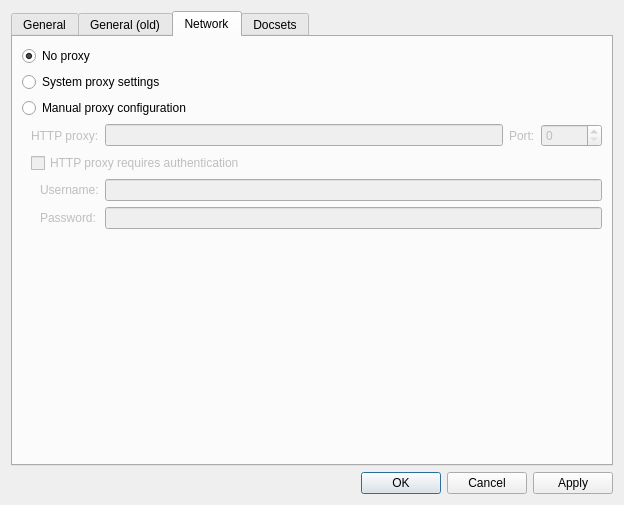
Old version of the form src/ui/forms/settingsdialog.ui in the repository zealdocs/zeal.
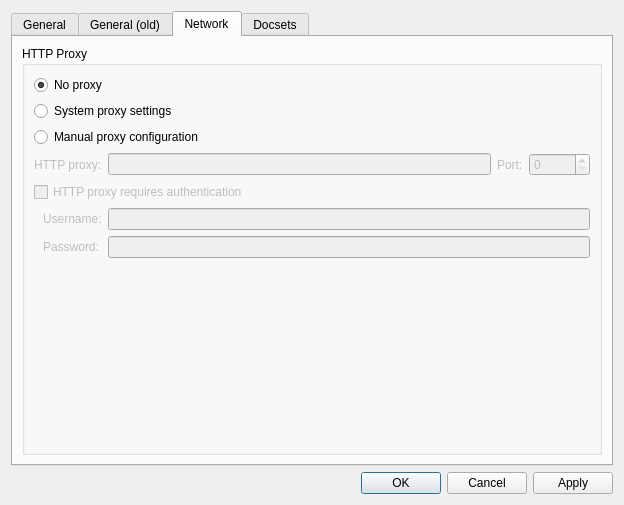
New version of the form. The open tabs and pages were chosen to show the change. Custom widgets are drawn as their Qt base class.

Commit message: Minor changes in the Network options tab

Diff of the .ui file:
```diff
--- a/src/ui/forms/settingsdialog.ui
+++ b/src/ui/forms/settingsdialog.ui
@@ -202,6 +202,12 @@
       </attribute>
       <layout class="QVBoxLayout" name="verticalLayout_2">
        <item>
+        <widget class="QGroupBox" name="groupBox">
+         <property name="title">
+          <string>HTTP Proxy</string>
+         </property>
+         <layout class="QVBoxLayout" name="verticalLayout_10">
+          <item>
         <widget class="QRadioButton" name="m_noProxySettings">
          <property name="text">
           <string>No proxy</string>
@@ -232,18 +238,6 @@
         </widget>
        </item>
        <item>
-        <widget class="QWidget" name="m_rootWidget" native="true">
-         <layout class="QVBoxLayout" name="verticalLayout_6">
-          <property name="topMargin">
-           <number>0</number>
-          </property>
-          <property name="rightMargin">
-           <number>0</number>
-          </property>
-          <property name="bottomMargin">
-           <number>0</number>
-          </property>
-          <item>
            <layout class="QVBoxLayout" name="m_httpRootLayout">
             <item>
              <layout class="QHBoxLayout" name="m_httpProxyLayout">
@@ -361,7 +355,7 @@
             <property name="sizeHint" stdset="0">
              <size>
               <width>20</width>
-              <height>0</height>
+              <height>40</height>
              </size>
             </property>
            </spacer>
```
Lines whose indentation alone changed are shown as unchanged.
